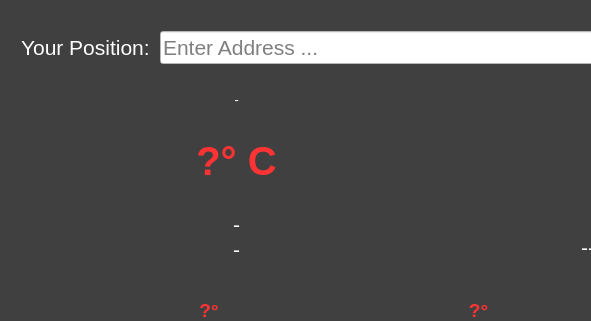
The window that mainwindow.ui (kolphi/QWeather) describes before a commit, drawn with Qt 5; both pictures show x 0 to 591 and y 0 to 321 of the 800 by 480 pixel window.
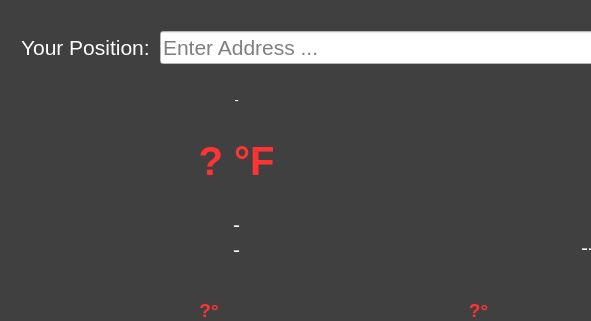
The same window after the commit. Icons and pictures are not drawn.

```diff
--- a/mainwindow.ui
+++ b/mainwindow.ui
@@ -204,7 +204,7 @@
             <string notr="true">QLabel { color : #ff3333; }</string>
            </property>
            <property name="text">
-            <string>?° C</string>
+            <string>? °F</string>
            </property>
            <property name="alignment">
             <set>Qt::AlignCenter</set>
```
